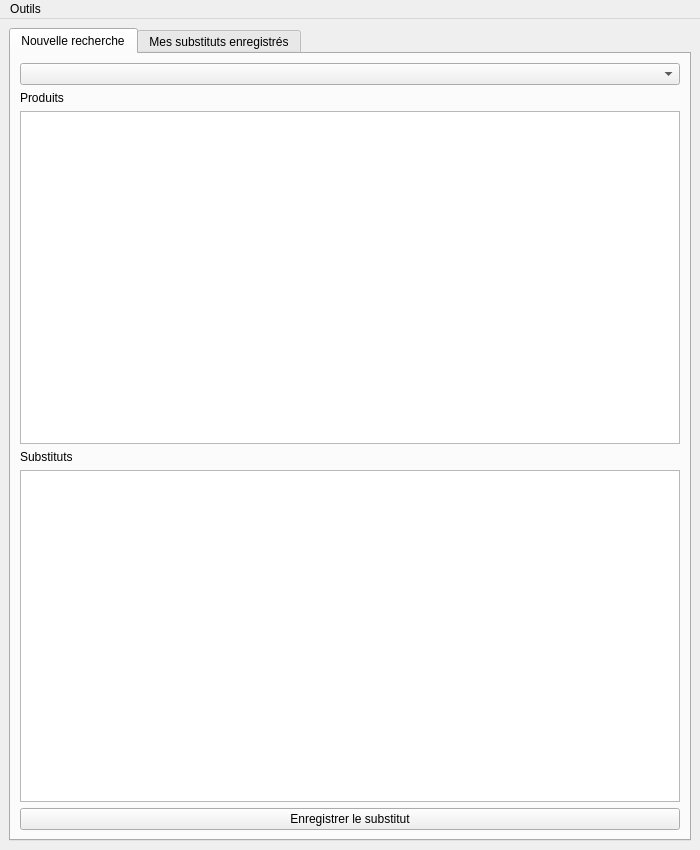
RoroTiti/OC_P5, file views/main_window.ui: the form before one commit.
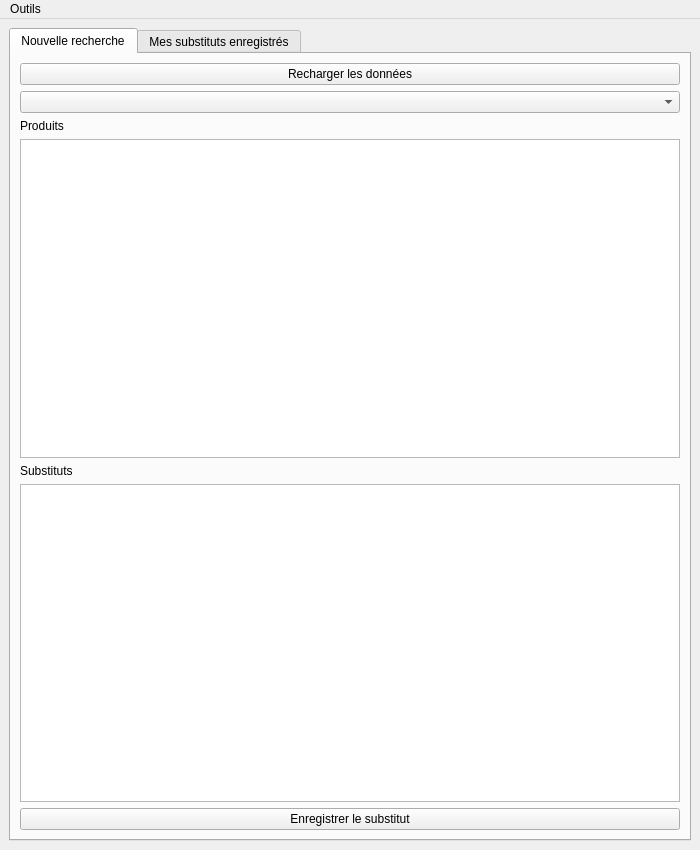
The form after the commit.

Commit message: Reload data button on main window + bigfix

```diff
--- a/views/main_window.ui
+++ b/views/main_window.ui
@@ -25,40 +25,47 @@
         <string>Nouvelle recherche</string>
        </attribute>
        <layout class="QGridLayout" name="gridLayout">
-        <item row="6" column="0">
-         <widget class="QPushButton" name="btn_save_substitute">
-          <property name="text">
-           <string>Enregistrer le substitut</string>
-          </property>
-         </widget>
-        </item>
-        <item row="0" column="0">
-         <widget class="QComboBox" name="cmb_categories"/>
-        </item>
-        <item row="3" column="0">
-         <widget class="QLabel" name="label_5">
-          <property name="text">
-           <string>Substituts</string>
-          </property>
-         </widget>
-        </item>
-        <item row="1" column="0">
+        <item row="2" column="0">
          <widget class="QLabel" name="label_4">
           <property name="text">
            <string>Produits</string>
           </property>
          </widget>
         </item>
-        <item row="4" column="0">
+        <item row="5" column="0">
          <widget class="QTableView" name="table_substitutes">
           <attribute name="verticalHeaderVisible">
            <bool>false</bool>
           </attribute>
          </widget>
         </item>
-        <item row="2" column="0">
+        <item row="3" column="0">
          <widget class="QTableView" name="table_products"/>
         </item>
+        <item row="4" column="0">
+         <widget class="QLabel" name="label_5">
+          <property name="text">
+           <string>Substituts</string>
+          </property>
+         </widget>
+        </item>
+        <item row="0" column="0">
+         <widget class="QPushButton" name="btn_reload_data">
+          <property name="text">
+           <string>Recharger les données</string>
+          </property>
+         </widget>
+        </item>
+        <item row="1" column="0">
+         <widget class="QComboBox" name="cmb_categories"/>
+        </item>
+        <item row="6" column="0">
+         <widget class="QPushButton" name="btn_save_substitute">
+          <property name="text">
+           <string>Enregistrer le substitut</string>
+          </property>
+         </widget>
+        </item>
        </layout>
       </widget>
       <widget class="QWidget" name="tab_2">
```
The commit also changes 3 other files.
